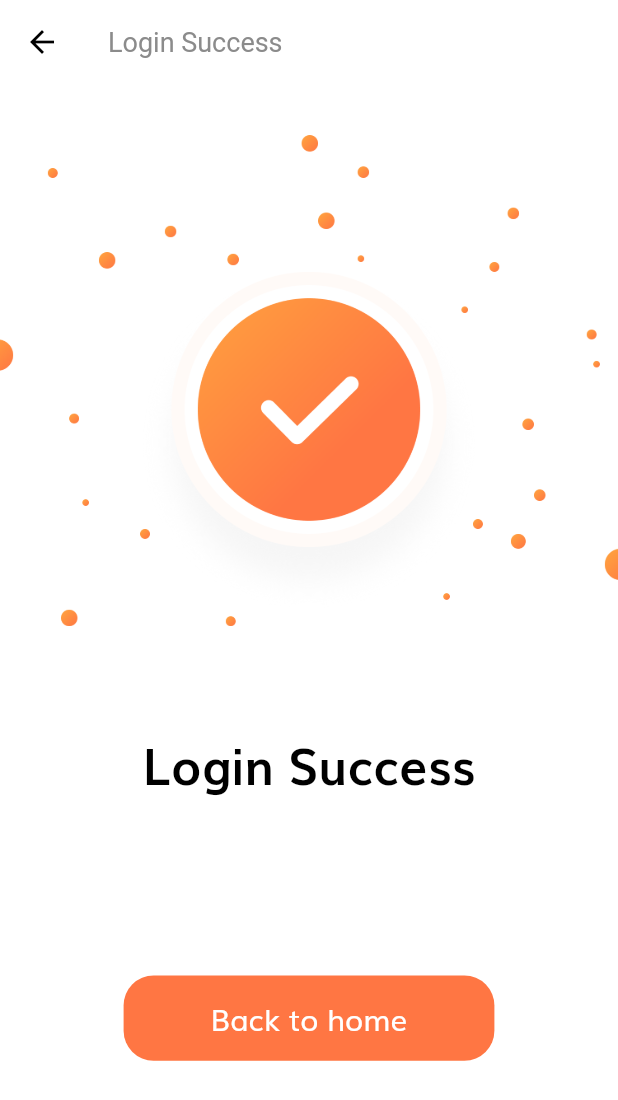
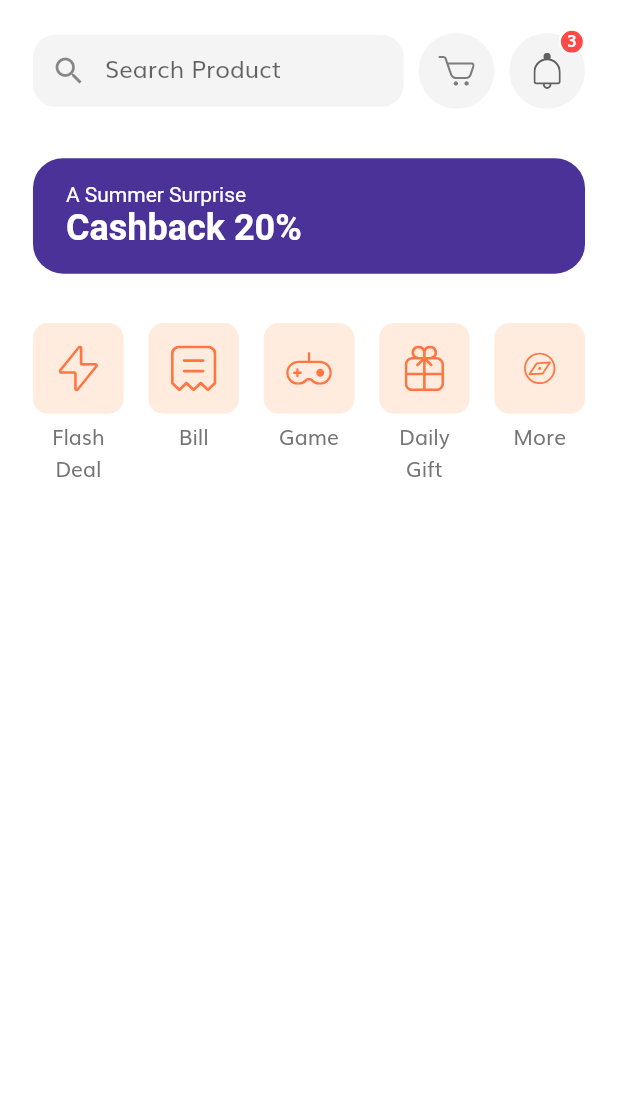
Before and after one commit to bafmay/ecommerceapp, a Flutter app: the LoginSuccessScreen screen opened by its route, after a tap on "Back to home", on a phone screen of 412 x 824 dp. Shown: the top 1100 px of the screen. Run offline on Flutter 3.47's test engine with Material 2 defaults, Android fonts, the phone set to English and light mode, and no system bars; our stand-ins replace flutter_svg.

Commit message:
update home page

```diff
--- a/lib/routes.dart
+++ b/lib/routes.dart
@@ -1,5 +1,6 @@
 import 'package:ecommerceapp/screens/complete_profile/complete_profile_screen.dart';
 import 'package:ecommerceapp/screens/forgot_password/forgot_password_screen.dart';
+import 'package:ecommerceapp/screens/home/home_screen.dart';
 import 'package:ecommerceapp/screens/login_success/login_success_screen.dart';
 import 'package:ecommerceapp/screens/otp/otp_screen.dart';
 import 'package:ecommerceapp/screens/sign_in/sign_in_screen.dart';
@@ -15,4 +16,5 @@ final Map<String, WidgetBuilder> routes = {
   SignUpScreen.routeName: (context) => SignUpScreen(),
   CompleteProfileScreen.routeName: (context) => CompleteProfileScreen(),
   OtpScreen.routeName: (context) => OtpScreen(),
+  HomeScreen.routeName: (context) => HomeScreen(),
 };
--- /dev/null
+++ b/lib/screens/home/home_screen.dart
@@ -0,0 +1,14 @@
+import 'package:ecommerceapp/screens/home/widgets/body.dart';
+import 'package:flutter/material.dart';
+
+class HomeScreen extends StatelessWidget {
+  const HomeScreen({Key key}) : super(key: key);
+  static final routeName = "/home";
+
+  @override
+  Widget build(BuildContext context) {
+    return Scaffold(
+      body: Body(),
+    );
+  }
+}
--- /dev/null
+++ b/lib/screens/home/widgets/body.dart
@@ -0,0 +1,27 @@
+import 'package:ecommerceapp/size_config.dart';
+import 'package:flutter/material.dart';
+import 'categories.dart';
+import 'discount_banner.dart';
+import 'home_header.dart';
+
+class Body extends StatelessWidget {
+  const Body({Key key}) : super(key: key);
+
+  @override
+  Widget build(BuildContext context) {
+    return SafeArea(
+      child: SingleChildScrollView(
+        child: Column(
+          children: [
+            SizedBox(height: getProportionateScreenWidth(20)),
+            HomeHeader(),
+            SizedBox(height: getProportionateScreenWidth(30)),
+            DiscountBanner(),
+            SizedBox(height: getProportionateScreenWidth(30)),
+            Categories()
+          ],
+        ),
+      ),
+    );
+  }
+}
--- /dev/null
+++ b/lib/screens/home/widgets/categories.dart
@@ -0,0 +1,76 @@
+import 'package:flutter/material.dart';
+import 'package:flutter_svg/flutter_svg.dart';
+
+import '../../../size_config.dart';
+
+class Categories extends StatelessWidget {
+  Categories({Key key}) : super(key: key);
+
+  final List<Map<String, dynamic>> categories = [
+    {"icon": "assets/icons/Flash Icon.svg", "text": "Flash Deal"},
+    {"icon": "assets/icons/Bill Icon.svg", "text": "Bill"},
+    {"icon": "assets/icons/Game Icon.svg", "text": "Game"},
+    {"icon": "assets/icons/Gift Icon.svg", "text": "Daily Gift"},
+    {"icon": "assets/icons/Discover.svg", "text": "More"},
+  ];
+
+  @override
+  Widget build(BuildContext context) {
+    return Padding(
+      padding:
+          EdgeInsets.symmetric(horizontal: getProportionateScreenWidth(20)),
+      child: Row(
+        mainAxisAlignment: MainAxisAlignment.spaceBetween,
+        crossAxisAlignment: CrossAxisAlignment.start,
+        children: [
+          ...List.generate(
+              categories.length,
+              (index) => CategoryCard(
+                    icon: categories[index]["icon"],
+                    text: categories[index]["text"],
+                    press: () {},
+                  ))
+        ],
+      ),
+    );
+  }
+}
+
+class CategoryCard extends StatelessWidget {
+  const CategoryCard({
+    Key key,
+    @required this.icon,
+    @required this.text,
+    @required this.press,
+  }) : super(key: key);
+
+  final String icon, text;
+  final GestureTapCallback press;
+
+  @override
+  Widget build(BuildContext context) {
+    return GestureDetector(
+      onTap: press,
+      child: SizedBox(
+        width: getProportionateScreenWidth(55),
+        child: Column(
+          children: [
+            AspectRatio(
+              aspectRatio: 1,
+              child: Container(
+                padding: EdgeInsets.all(15),
+                decoration: BoxDecoration(
+                  color: Color(0xFFFFECDF),
+                  borderRadius: BorderRadius.circular(10),
+                ),
+                child: SvgPicture.asset(icon),
+              ),
+            ),
+            const SizedBox(height: 5),
+            Text(text, textAlign: TextAlign.center)
+          ],
+        ),
+      ),
+    );
+  }
+}
--- /dev/null
+++ b/lib/screens/home/widgets/discount_banner.dart
@@ -0,0 +1,36 @@
+import 'package:flutter/material.dart';
+
+import '../../../size_config.dart';
+
+class DiscountBanner extends StatelessWidget {
+  const DiscountBanner({Key key}) : super(key: key);
+
+  @override
+  Widget build(BuildContext context) {
+    return Container(
+      width: double.infinity,
+      margin: EdgeInsets.symmetric(horizontal: getProportionateScreenWidth(20)),
+      padding: EdgeInsets.symmetric(
+          horizontal: getProportionateScreenWidth(20),
+          vertical: getProportionateScreenWidth(15)),
+      decoration: BoxDecoration(
+        color: Color(0xFF4A3298),
+        borderRadius: BorderRadius.circular(20),
+      ),
+      child: Text.rich(TextSpan(
+        text: "A Summer Surprise\n",
+        style: TextStyle(color: Colors.white),
+        children: [
+          TextSpan(
+            text: "Cashback 20%",
+            style: TextStyle(
+              color: Colors.white,
+              fontSize: 24,
+              fontWeight: FontWeight.bold,
+            ),
+          )
+        ],
+      )),
+    );
+  }
+}
--- /dev/null
+++ b/lib/screens/home/widgets/home_header.dart
@@ -0,0 +1,32 @@
+import 'package:flutter/material.dart';
+
+import '../../../size_config.dart';
+import 'icon_button_with_counter.dart';
+import 'search_field.dart';
+
+class HomeHeader extends StatelessWidget {
+  const HomeHeader({Key key}) : super(key: key);
+
+  @override
+  Widget build(BuildContext context) {
+    return Padding(
+      padding:
+          EdgeInsets.symmetric(horizontal: getProportionateScreenWidth(20)),
+      child: Row(
+        mainAxisAlignment: MainAxisAlignment.spaceBetween,
+        children: [
+          SearchField(),
+          IconButtonWithNumber(
+            svgSrc: "assets/icons/Cart Icon.svg",
+            press: () {},
+          ),
+          IconButtonWithNumber(
+            svgSrc: "assets/icons/Bell.svg",
+            numOfItems: 3,
+            press: () {},
+          )
+        ],
+      ),
+    );
+  }
+}
--- /dev/null
+++ b/lib/screens/home/widgets/icon_button_with_counter.dart
@@ -0,0 +1,68 @@
+import 'package:flutter/material.dart';
+import 'package:flutter_svg/flutter_svg.dart';
+
+import '../../../constants.dart';
+import '../../../size_config.dart';
+
+class IconButtonWithNumber extends StatelessWidget {
+  const IconButtonWithNumber({
+    Key key,
+    @required this.svgSrc,
+    this.numOfItems = 0,
+    @required this.press,
+  }) : super(key: key);
+
+  final String svgSrc;
+  final int numOfItems;
+  final GestureTapCallback press;
+
+  @override
+  Widget build(BuildContext context) {
+    return InkWell(
+      onTap: press,
+      borderRadius: BorderRadius.circular(50),
+      child: Stack(
+        overflow: Overflow.visible,
+        children: [
+          Container(
+            padding: EdgeInsets.all(getProportionateScreenWidth(12)),
+            width: getProportionateScreenWidth(46),
+            height: getProportionateScreenWidth(46),
+            decoration: BoxDecoration(
+              color: kSecondaryColor.withOpacity(0.1),
+              shape: BoxShape.circle,
+            ),
+            child: SvgPicture.asset(svgSrc),
+          ),
+          if (numOfItems != 0)
+            Positioned(
+              right: 0,
+              top: -3,
+              child: Container(
+                width: getProportionateScreenWidth(16),
+                height: getProportionateScreenWidth(16),
+                decoration: BoxDecoration(
+                  color: Color(0xFFFF4848),
+                  shape: BoxShape.circle,
+                  border: Border.all(
+                    color: Colors.white,
+                    width: 1.5,
+                  ),
+                ),
+                child: Center(
+                  child: Text(
+                    "$numOfItems",
+                    style: TextStyle(
+                        color: Colors.white,
+                        height: 1,
+                        fontSize: getProportionateScreenWidth(10),
+                        fontWeight: FontWeight.w600),
+                  ),
+                ),
+              ),
+            )
+        ],
+      ),
+    );
+  }
+}
--- /dev/null
+++ b/lib/screens/home/widgets/search_field.dart
@@ -0,0 +1,34 @@
+import 'package:flutter/material.dart';
+
+import '../../../constants.dart';
+import '../../../size_config.dart';
+
+class SearchField extends StatelessWidget {
+  const SearchField({
+    Key key,
+  }) : super(key: key);
+
+  @override
+  Widget build(BuildContext context) {
+    return Container(
+      width: SizeConfig.screenWidth * 0.6,
+      decoration: BoxDecoration(
+        color: kSecondaryColor.withOpacity(0.1),
+        borderRadius: BorderRadius.circular(15),
+      ),
+      child: TextField(
+        onChanged: (value) {},
+        decoration: InputDecoration(
+          enabledBorder: InputBorder.none,
+          focusedBorder: InputBorder.none,
+          hintText: "Search Product",
+          prefixIcon: Icon(Icons.search),
+          contentPadding: EdgeInsets.symmetric(
+            horizontal: getProportionateScreenWidth(20),
+            vertical: getProportionateScreenWidth(9),
+          ),
+        ),
+      ),
+    );
+  }
+}
--- a/lib/screens/login_success/widget/body.dart
+++ b/lib/screens/login_success/widget/body.dart
@@ -1,3 +1,4 @@
+import 'package:ecommerceapp/screens/home/home_screen.dart';
 import 'package:ecommerceapp/size_config.dart';
 import 'package:ecommerceapp/widgets/default_button.dart';
 import 'package:flutter/material.dart';
@@ -28,7 +29,7 @@ class Body extends StatelessWidget {
           width: SizeConfig.screenWidth * 0.6,
           child: DefaultButton(
             text: "Back to home",
-            press: () {},
+            press: () => Navigator.pushNamed(context, HomeScreen.routeName),
           ),
         ),
         Spacer(),
--- a/lib/screens/sign_in/widgets/sign_form.dart
+++ b/lib/screens/sign_in/widgets/sign_form.dart
@@ -59,7 +59,10 @@ class _SignFormState extends State<SignForm> {
             press: () {
               if (_formKey.currentState.validate()) {
                 _formKey.currentState.save();
-                Navigator.pushNamed(context, LoginSuccessScreen.routeName);
+                FocusScope.of(context).unfocus();
+                Future.delayed(Duration(seconds: 5), () {
+                  Navigator.pushNamed(context, LoginSuccessScreen.routeName);
+                });
               }
             },
           )
@@ -90,8 +93,9 @@ class _SignFormState extends State<SignForm> {
       onChanged: (value) {
         if (value.isNotEmpty) {
           removeError(error: kPassNullError);
-        } else if (value.length >= 8) {
-          removeError(error: kShortPassError);
+          if (value.length >= 8) {
+            removeError(error: kShortPassError);
+          }
         }
       },
       validator: (value) {
```
Also changed, not shown: 1 other file.
